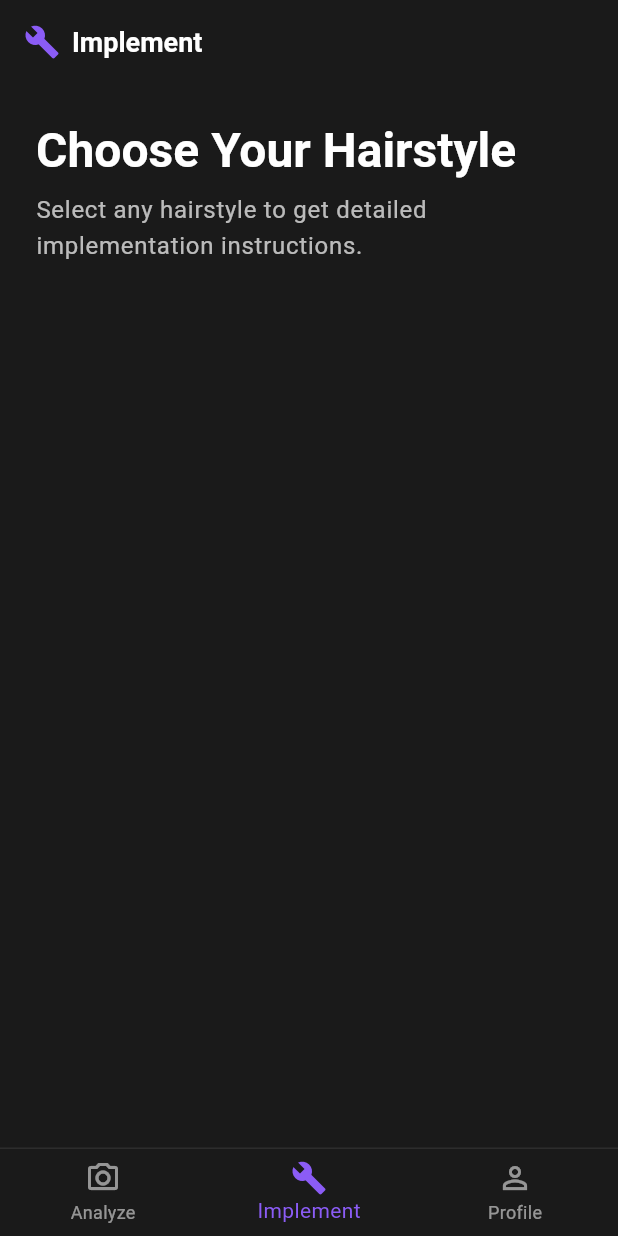
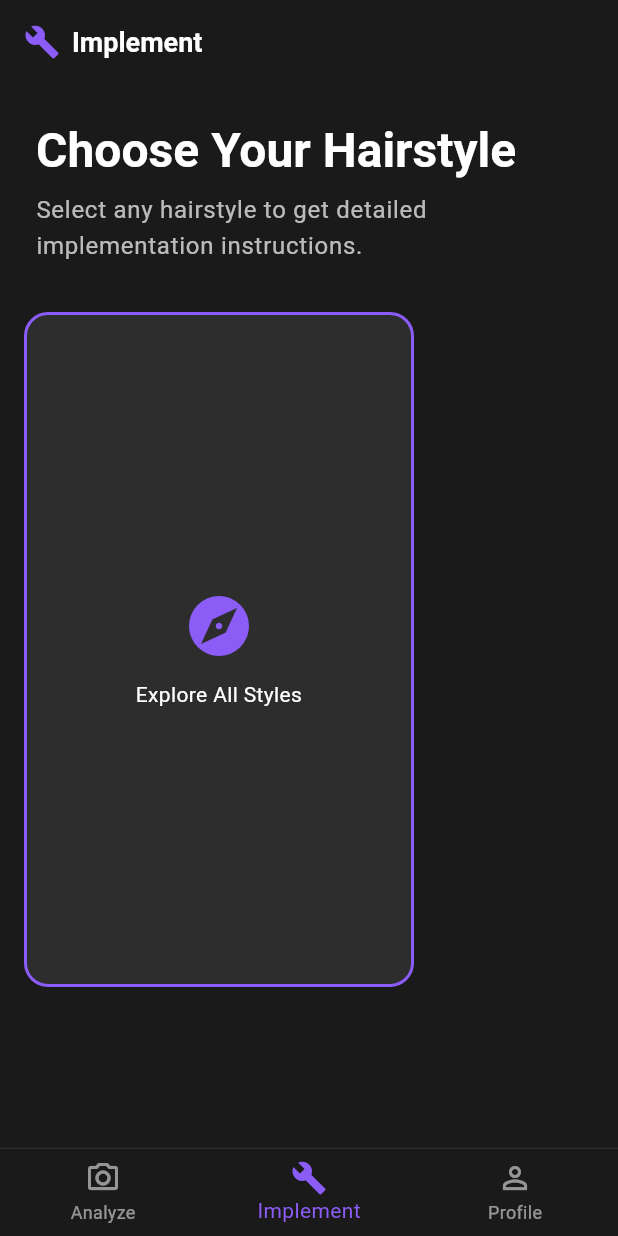
Before and after one commit to kailebron1/HairAI, a Flutter app: the screen it shows after launch, item 2 of the bottom bar chosen, on a phone screen of 412 x 824 dp. Run offline on Flutter 3.47's test engine with Material 3 defaults, Android fonts, the light colour scheme and no system bars; our stand-ins replace cached_network_image, file_picker, image_picker, shared_preferences, supabase_flutter; accounts and stored records are empty.

Commit message:
feat: Implement screen shows saved styles with Explore card; add ExploreStylesScreen

```diff
--- a/lib/screens/implement_screen.dart
+++ b/lib/screens/implement_screen.dart
@@ -2,6 +2,7 @@ import 'package:flutter/material.dart';
 import 'package:cached_network_image/cached_network_image.dart';
 import '../services/storage_service.dart';
 import '../services/supabase_service.dart';
+import 'explore_styles_screen.dart';
 
 class ImplementScreen extends StatefulWidget {
   const ImplementScreen({super.key});
@@ -11,8 +12,7 @@ class ImplementScreen extends StatefulWidget {
 }
 
 class _ImplementScreenState extends State<ImplementScreen> {
-  List<SavedHairstyle> _savedHairstyles = [];
-  List<HairstyleData> _allHairstyles = [];
+  List<HairstyleData> _savedHairstyles = [];
   bool _isLoading = true;
   bool _isSelectingStyle = false;
   HairstyleData? _selectedHairstyle;
@@ -34,13 +34,12 @@ class _ImplementScreenState extends State<ImplementScreen> {
 
   Future<void> _loadData() async {
     try {
-      // TODO: Re-implement saved hairstyles with Supabase.
-      // For now, load all hairstyles directly.
-      final allStyles = await SupabaseService.getHairstyles();
+      await SupabaseService.initialize();
+      final saved = await SupabaseService.fetchSavedStyles();
       if (!mounted) return;
 
       setState(() {
-        _allHairstyles = allStyles;
+        _savedHairstyles = saved;
         _isLoading = false;
       });
     } catch (e) {
@@ -135,7 +134,7 @@ class _ImplementScreenState extends State<ImplementScreen> {
                 ),
               )
             else
-              _buildHairstylesGallery(_allHairstyles),
+              _buildHairstylesGallery(_savedHairstyles),
 
             // The rest of the content below the gallery is wrapped in padding
             Padding(
@@ -177,19 +176,67 @@ class _ImplementScreenState extends State<ImplementScreen> {
 
   // Reusable horizontal gallery builder - reverted to simple version
   Widget _buildHairstylesGallery(List<HairstyleData> styles) {
+    // Append dummy item for Explore card as last element
+    final list = [...styles];
+    list.add(
+      HairstyleData(
+        id: -1,
+        name: 'Explore All Styles',
+        description: '',
+        imageUrl: '',
+      ),
+    );
     return SizedBox(
       height: 450, // Match AnalyzeScreen
       child: ListView.builder(
         scrollDirection: Axis.horizontal,
         padding: const EdgeInsets.symmetric(horizontal: 16),
-        itemCount: styles.length,
+        itemCount: list.length,
         itemBuilder: (context, index) {
+          final h = list[index];
           return Container(
             width: 260,
-            margin: EdgeInsets.only(right: index == styles.length - 1 ? 0 : 16),
-            child: _buildHairstyleCard(styles[index]),
+            margin: EdgeInsets.only(right: index == list.length - 1 ? 0 : 16),
+            child: h.id == -1 ? _buildExploreCard() : _buildHairstyleCard(h),
           );
         },
+      ),
+    );
+  }
+
+  Widget _buildExploreCard() {
+    return GestureDetector(
+      onTap: () async {
+        await Navigator.push(
+          context,
+          MaterialPageRoute(builder: (context) => const ExploreStylesScreen()),
+        );
+        // Refresh saved styles on return
+        await _loadData();
+      },
+      child: Container(
+        decoration: BoxDecoration(
+          color: const Color(0xFF2D2D2D),
+          borderRadius: BorderRadius.circular(16),
+          border: Border.all(color: const Color(0xFF8B5CF6), width: 2),
+        ),
+        child: Center(
+          child: Column(
+            mainAxisAlignment: MainAxisAlignment.center,
+            children: const [
+              Icon(Icons.explore, color: Color(0xFF8B5CF6), size: 48),
+              SizedBox(height: 12),
+              Padding(
+                padding: EdgeInsets.symmetric(horizontal: 12),
+                child: Text(
+                  'Explore All Styles',
+                  textAlign: TextAlign.center,
+                  style: TextStyle(color: Colors.white),
+                ),
+              ),
+            ],
+          ),
+        ),
       ),
     );
   }
```
Also changed, not shown: lib/screens/explore_styles_screen.dart (added, +194 -0 lines).
